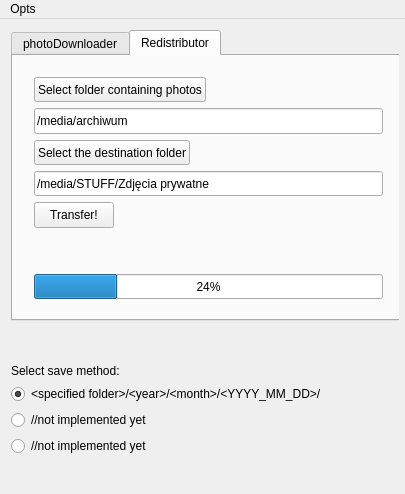
Above: pdmainwindow.ui from sierdzio/spdr before the change. Below: the same form after it.
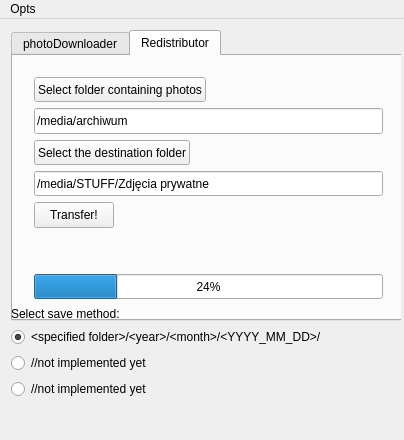
That is the form after the change. Icons and pictures are not drawn.

Patch:
```diff
--- a/pdmainwindow.ui
+++ b/pdmainwindow.ui
@@ -6,8 +6,8 @@
    <rect>
     <x>0</x>
     <y>0</y>
-    <width>405</width>
-    <height>494</height>
+    <width>404</width>
+    <height>440</height>
    </rect>
   </property>
   <property name="sizePolicy">
@@ -18,8 +18,8 @@
   </property>
   <property name="minimumSize">
    <size>
-    <width>405</width>
-    <height>494</height>
+    <width>404</width>
+    <height>440</height>
    </size>
   </property>
   <property name="windowTitle">
@@ -38,8 +38,8 @@
      <rect>
       <x>0</x>
       <y>0</y>
-      <width>399</width>
-      <height>448</height>
+      <width>401</width>
+      <height>391</height>
      </rect>
     </property>
     <layout class="QVBoxLayout" name="mainLayout">
@@ -463,7 +463,7 @@
     <rect>
      <x>0</x>
      <y>0</y>
-     <width>405</width>
+     <width>404</width>
      <height>23</height>
     </rect>
    </property>
```
